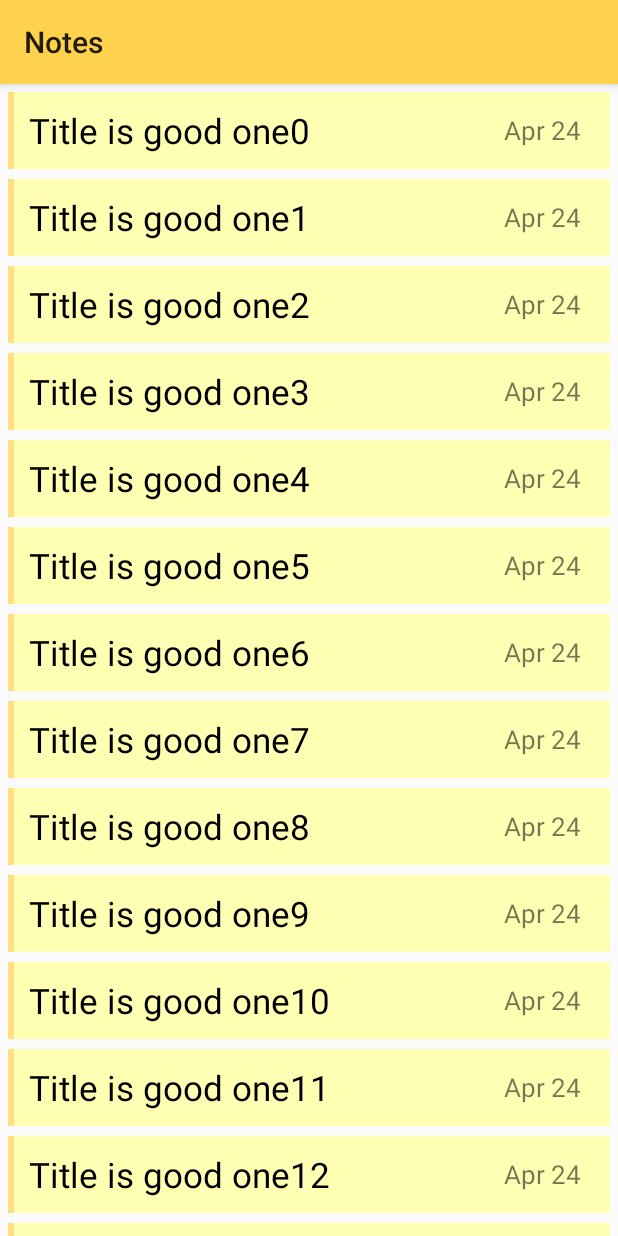
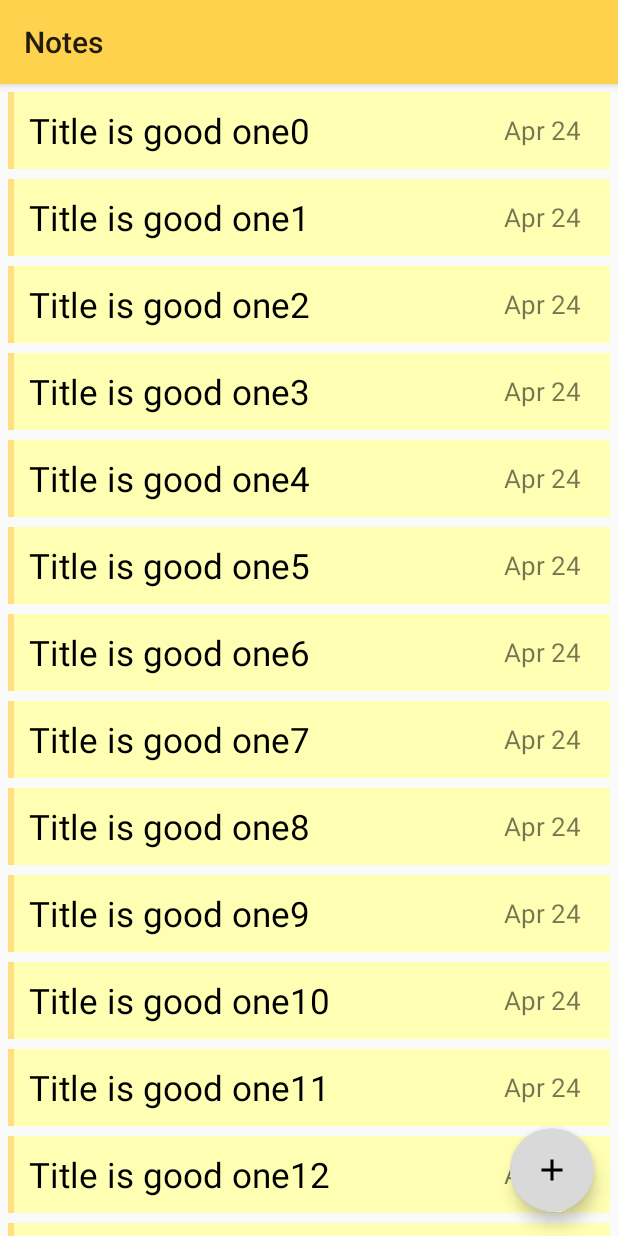
Before and after one commit to gajendrapandeya/NoteAppWithRoom, an Android app: the screen it shows after launch (MainActivity), on a phone screen of 412 x 824 dp. Run offline under Robolectric (Android 15) with nearby library versions, the phone set to English and light mode, and no system bars.

Commit message:
Floating Action Button Onclick to New Activity

```diff
--- a/app/src/main/java/com/codermonkeys/noteappwithroom/MainActivity.java
+++ b/app/src/main/java/com/codermonkeys/noteappwithroom/MainActivity.java
@@ -7,6 +7,7 @@ import androidx.recyclerview.widget.RecyclerView;
 
 import android.content.Intent;
 import android.os.Bundle;
+import android.view.View;
 
 import com.codermonkeys.noteappwithroom.adapters.NotesRecyclerAdapter;
 import com.codermonkeys.noteappwithroom.models.Notes;
@@ -14,7 +15,7 @@ import com.codermonkeys.noteappwithroom.util.VerticalSpacingItemDecorator;
 
 import java.util.ArrayList;
 
-public class MainActivity extends AppCompatActivity implements NotesRecyclerAdapter.onNoteListner {
+public class MainActivity extends AppCompatActivity implements NotesRecyclerAdapter.onNoteListner, View.OnClickListener {
 
     //Ui components
     private RecyclerView mRecyclerView;
@@ -31,6 +32,7 @@ public class MainActivity extends AppCompatActivity implements NotesRecyclerAdap
 
         mRecyclerView = findViewById(R.id.recycler_view);
         mToolbar = findViewById(R.id.notes_toolbar);
+        findViewById(R.id.fab).setOnClickListener(this);
 
         setSupportActionBar(mToolbar);
         setTitle("Notes");
@@ -67,4 +69,10 @@ public class MainActivity extends AppCompatActivity implements NotesRecyclerAdap
         intent.putExtra("selected_note", mNotes.get(position));
         startActivity(intent);
     }
+
+    @Override
+    public void onClick(View v) {
+        Intent intent = new Intent(MainActivity.this, NotesActivity.class);
+        startActivity(intent);
+    }
 }
--- /dev/null
+++ b/app/src/main/res/drawable/ic_add.xml
@@ -0,0 +1,9 @@
+<vector xmlns:android="http://schemas.android.com/apk/res/android"
+        android:width="24dp"
+        android:height="24dp"
+        android:viewportWidth="24.0"
+        android:viewportHeight="24.0">
+    <path
+        android:fillColor="#FF000000"
+        android:pathData="M19,13h-6v6h-2v-6H5v-2h6V5h2v6h6v2z"/>
+</vector>
--- a/app/src/main/res/layout/activity_main.xml
+++ b/app/src/main/res/layout/activity_main.xml
@@ -1,9 +1,9 @@
 <?xml version="1.0" encoding="utf-8"?>
 <androidx.coordinatorlayout.widget.CoordinatorLayout xmlns:android="http://schemas.android.com/apk/res/android"
+    xmlns:app="http://schemas.android.com/apk/res-auto"
     xmlns:tools="http://schemas.android.com/tools"
     android:layout_width="match_parent"
     android:layout_height="match_parent"
-    xmlns:app="http://schemas.android.com/apk/res-auto"
     tools:context=".MainActivity">
 
     <com.google.android.material.appbar.AppBarLayout
@@ -15,7 +15,7 @@
             android:layout_width="match_parent"
             android:layout_height="?attr/actionBarSize"
             android:background="?attr/colorPrimary"
-            app:layout_scrollFlags="scroll|enterAlways"/>
+            app:layout_scrollFlags="scroll|enterAlways" />
 
     </com.google.android.material.appbar.AppBarLayout>
 
@@ -25,6 +25,15 @@
         android:layout_height="match_parent"
         android:orientation="vertical"
         android:padding="5dp"
-        app:layout_behavior="@string/appbar_scrolling_view_behavior"/>
+        app:layout_behavior="@string/appbar_scrolling_view_behavior" />
+
+    <com.google.android.material.floatingactionbutton.FloatingActionButton
+        android:id="@+id/fab"
+        android:layout_width="wrap_content"
+        android:layout_height="wrap_content"
+        android:layout_gravity="end|bottom"
+        android:layout_margin="16dp"
+        android:src="@drawable/ic_add"
+        app:fabSize="auto" />
 
 </androidx.coordinatorlayout.widget.CoordinatorLayout>
```
